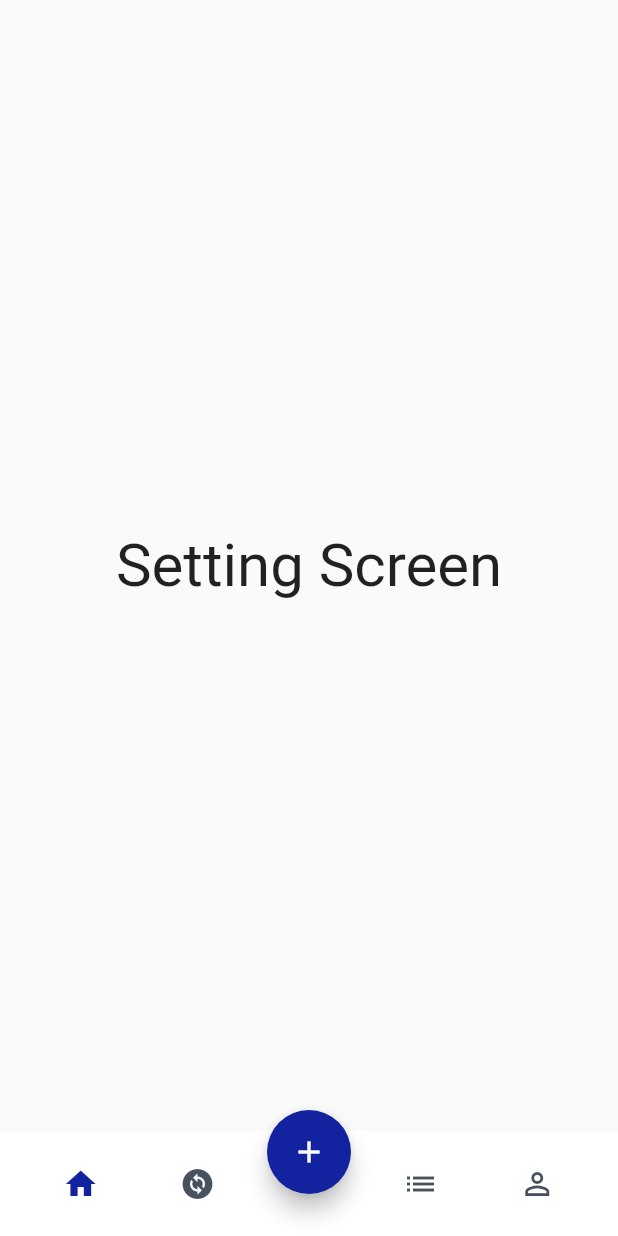
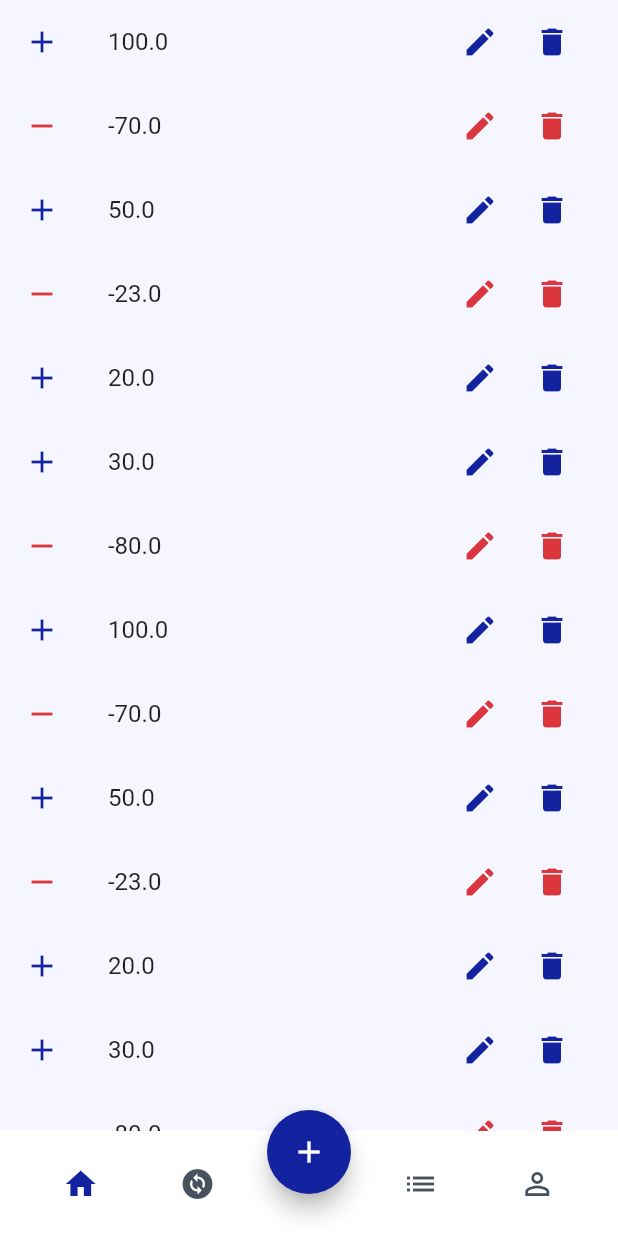
Before and after one commit to proz-tecnologia/PIT02GP06, a Flutter app: the screen it shows after launch, swiped to page 2, on a phone screen of 412 x 824 dp. Run offline on Flutter 3.47's test engine with Material 2 defaults, Android fonts, the phone set to English and light mode, and no system bars; missing offline and left inert: graphic.

Commit message:
criando a lista de transacoes

```diff
--- /dev/null
+++ b/lib/models/expense_model.dart
@@ -0,0 +1,6 @@
+import 'package:pit02gp06/models/transaction_model.dart';
+
+class ExpenseModel extends TransactionModel {
+  ExpenseModel(
+      {required super.data, required super.valor, required super.contaId});
+}
--- /dev/null
+++ b/lib/models/income_model.dart
@@ -0,0 +1,6 @@
+import 'package:pit02gp06/models/transaction_model.dart';
+
+class IncomeModel extends TransactionModel {
+  IncomeModel(
+      {required super.data, required super.valor, required super.contaId});
+}
--- /dev/null
+++ b/lib/models/transaction_model.dart
@@ -0,0 +1,11 @@
+// ignore_for_file: public_member_api_docs, sort_constructors_first
+abstract class TransactionModel {
+  DateTime data;
+  double valor;
+  int contaId;
+  TransactionModel({
+    required this.data,
+    required this.valor,
+    required this.contaId,
+  });
+}
--- a/lib/src/page/base_screen.dart
+++ b/lib/src/page/base_screen.dart
@@ -2,7 +2,7 @@ import 'package:flutter/material.dart';
 import 'package:pit02gp06/src/home/home_page.dart';
 import 'package:pit02gp06/src/page/details_screen.dart';
 import 'package:pit02gp06/src/page/profile.screen.dart';
-import 'package:pit02gp06/src/page/transactions_screen.dart';
+import 'package:pit02gp06/src/transactions/transactions_screen.dart';
 import 'package:pit02gp06/src/widgets/bottom_navigation_bar.dart';
 import 'package:pit02gp06/utils/app_colors.dart';
 
@@ -17,7 +17,7 @@ class _BaseScreenState extends State<BaseScreen> {
   final List<Widget> screens = [
 //    HomeScreen(),
     HomePage(),
-    const TransactionsScreen(),
+    TransactionsScreen(),
     const DetailsScreen(),
     const ProfileScreen()
   ];
--- a/lib/src/page/transactions_screen.dart
+++ /dev/null
@@ -1,21 +0,0 @@
-import 'package:flutter/material.dart';
-
-class TransactionsScreen extends StatefulWidget {
-  const TransactionsScreen({super.key});
-
-  @override
-  State<TransactionsScreen> createState() => _TransactionsScreenState();
-}
-
-class _TransactionsScreenState extends State<TransactionsScreen> {
-  @override
-  Widget build(BuildContext context) {
-    return const Scaffold(
-      body: Center(
-          child: Text(
-        'Setting Screen',
-        style: TextStyle(fontSize: 40),
-      )),
-    );
-  }
-}
--- /dev/null
+++ b/lib/src/transactions/transactions_controller.dart
@@ -0,0 +1,28 @@
+import 'package:flutter/foundation.dart';
+import 'package:pit02gp06/models/transaction_model.dart';
+import 'package:pit02gp06/src/transactions/transactions_repository.dart';
+import 'package:pit02gp06/src/transactions/transactions_state.dart';
+
+class TransactionsController {
+  ValueNotifier<TransactionsState> state =
+      ValueNotifier(TransactionsEmptyState());
+  final _repository = TransactionsRepository();
+  TransactionsController() {
+    state.value = TransactionsLoadState();
+    List<TransactionModel> transactionsList;
+    transactionsList = _repository.loadTransactions();
+    state.value = TransactionsSuccessState(transactionsList: transactionsList);
+  }
+
+  void delete(int index, List<TransactionModel> list) {
+    state.value = TransactionsLoadState();
+    list = _repository.remove(index, list);
+    state.value = TransactionsSuccessState(transactionsList: list);
+  }
+
+  void add(TransactionModel transaction, List<TransactionModel> list) {
+    state.value = TransactionsLoadState();
+    list = _repository.add(transaction, list);
+    state.value = TransactionsSuccessState(transactionsList: list);
+  }
+}
--- /dev/null
+++ b/lib/src/transactions/transactions_repository.dart
@@ -0,0 +1,36 @@
+import 'package:pit02gp06/models/transaction_model.dart';
+
+import '../../models/expense_model.dart';
+import '../../models/income_model.dart';
+
+class TransactionsRepository {
+  List<TransactionModel> loadTransactions() {
+    return [
+      IncomeModel(data: DateTime.now(), valor: 100, contaId: 0),
+      ExpenseModel(data: DateTime.now(), valor: -70, contaId: 0),
+      IncomeModel(data: DateTime.now(), valor: 50, contaId: 0),
+      ExpenseModel(data: DateTime.now(), valor: -23, contaId: 0),
+      IncomeModel(data: DateTime.now(), valor: 20, contaId: 0),
+      IncomeModel(data: DateTime.now(), valor: 30, contaId: 0),
+      ExpenseModel(data: DateTime.now(), valor: -80, contaId: 0),
+      IncomeModel(data: DateTime.now(), valor: 100, contaId: 0),
+      ExpenseModel(data: DateTime.now(), valor: -70, contaId: 0),
+      IncomeModel(data: DateTime.now(), valor: 50, contaId: 0),
+      ExpenseModel(data: DateTime.now(), valor: -23, contaId: 0),
+      IncomeModel(data: DateTime.now(), valor: 20, contaId: 0),
+      IncomeModel(data: DateTime.now(), valor: 30, contaId: 0),
+      ExpenseModel(data: DateTime.now(), valor: -80, contaId: 0),
+    ];
+  }
+
+  List<TransactionModel> add(
+      TransactionModel transaction, List<TransactionModel> list) {
+    list.add(transaction);
+    return list;
+  }
+
+  List<TransactionModel> remove(int index, List<TransactionModel> list) {
+    list.removeAt(index);
+    return list;
+  }
+}
--- /dev/null
+++ b/lib/src/transactions/transactions_screen.dart
@@ -0,0 +1,69 @@
+import 'package:flutter/material.dart';
+import 'package:pit02gp06/models/income_model.dart';
+import 'package:pit02gp06/src/transactions/transactions_controller.dart';
+import 'package:pit02gp06/src/transactions/transactions_state.dart';
+import 'package:pit02gp06/utils/app_colors.dart';
+
+class TransactionsScreen extends StatefulWidget {
+  TransactionsScreen({super.key});
+
+  @override
+  State<TransactionsScreen> createState() => _TransactionsScreenState();
+}
+
+class _TransactionsScreenState extends State<TransactionsScreen> {
+  final controller = TransactionsController();
+
+  @override
+  Widget build(BuildContext context) {
+    return Center(
+      child: ValueListenableBuilder(
+          valueListenable: controller.state,
+          builder: (context, value, child) {
+            switch (value.runtimeType) {
+              case TransactionsEmptyState:
+                return const Text("VAZIO!!!");
+              case TransactionsLoadState:
+                return CircularProgressIndicator();
+              case TransactionsSuccessState:
+                return ListView.builder(
+                    itemCount: (value as TransactionsSuccessState)
+                        .transactionsList
+                        .length,
+                    itemBuilder: (context, index) {
+                      return ListTile(
+                        iconColor: value.transactionsList[index] is IncomeModel
+                            ? AppColors.blue1Color
+                            : AppColors.red1Color,
+                        leading: value.transactionsList[index] is IncomeModel
+                            ? Icon(Icons.add)
+                            : Icon(Icons.remove),
+                        title: Text(
+                            value.transactionsList[index].valor.toString()),
+                        trailing: Container(
+                          width: 100,
+                          child: Row(
+                            children: [
+                              IconButton(
+                                onPressed: () {},
+                                icon: Icon(Icons.edit),
+                              ),
+                              IconButton(
+                                onPressed: () {
+                                  controller.delete(
+                                      index, value.transactionsList);
+                                },
+                                icon: Icon(Icons.delete),
+                              ),
+                            ],
+                          ),
+                        ),
+                      );
+                    });
+              default:
+                return const Text("EEERRROOO !!!");
+            }
+          }),
+    );
+  }
+}
--- /dev/null
+++ b/lib/src/transactions/transactions_state.dart
@@ -0,0 +1,15 @@
+import 'package:pit02gp06/models/transaction_model.dart';
+
+abstract class TransactionsState {}
+
+class TransactionsLoadState extends TransactionsState {}
+
+class TransactionsSuccessState extends TransactionsState {
+  final List<TransactionModel> transactionsList;
+
+  TransactionsSuccessState({required this.transactionsList});
+}
+
+class TransactionsEmptyState extends TransactionsState {}
+
+class TransactionsErrorState extends TransactionsState {}
--- a/pubspec.yaml
+++ b/pubspec.yaml
@@ -37,6 +37,7 @@ dependencies:
   # Use with the CupertinoIcons class for iOS style icons.
   cupertino_icons: ^1.0.2
   graphic: ^0.10.7
+  shared_preferences: ^2.0.15
 
 dev_dependencies:
   flutter_test:
```
Also changed, not shown: lib/utils/ihttp_service.dart (added), lib/utils/shared_preferences_keys.dart (added), pubspec.lock, 1 other file.
